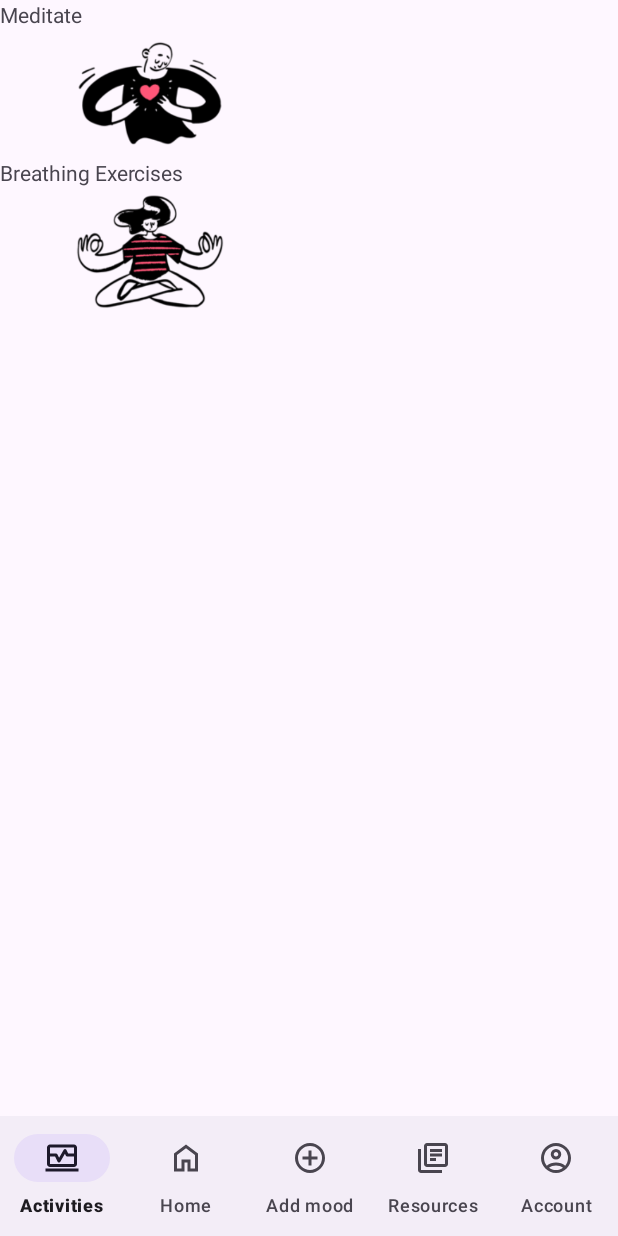
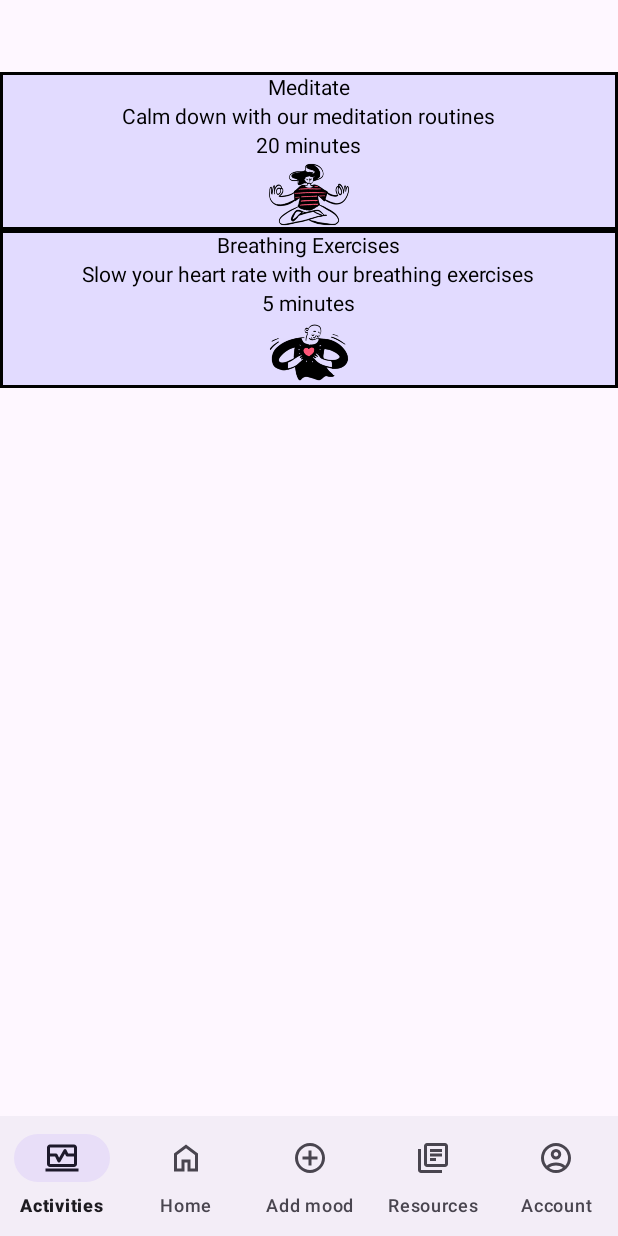
Before and after one commit to SQA-Group-1/feel_good_inc, an Android app: the fragment ActivityFragment placed in its activity, after a tap on "Meditate", on a phone screen of 412 x 824 dp. Run offline under Robolectric (Android 15) with nearby library versions, the phone set to English and light mode, and no system bars; libraries missing offline, so code that uses them is left out: com.github.sundeepk.compactcalendarview.

Commit message:
add details to recycler view and format

```diff
--- a/app/build.gradle.kts
+++ b/app/build.gradle.kts
@@ -8,7 +8,7 @@ android {
 
     defaultConfig {
         applicationId = "com.example.feelgoodinc"
-        minSdk = 34
+        minSdk = 33
         targetSdk = 34
         versionCode = 1
         versionName = "1.0"
--- a/app/src/main/java/com/example/feelgoodinc/activityRecyclerView/ActivityData.java
+++ b/app/src/main/java/com/example/feelgoodinc/activityRecyclerView/ActivityData.java
@@ -2,10 +2,15 @@ package com.example.feelgoodinc.activityRecyclerView;
 
 public class ActivityData {
     public String activityTitle;
+    public String description;
+    public int estimatedTime;
     public int imagePath;
 
-    public ActivityData(String title, int imageID){
+
+    public ActivityData(String title,String description,int estimatedTime, int imageID){
         this.activityTitle = title;
+        this.description = description;
+        this.estimatedTime = estimatedTime;
         this.imagePath = imageID;
     }
 }
--- a/app/src/main/java/com/example/feelgoodinc/activityRecyclerView/ActivityViewHolder.java
+++ b/app/src/main/java/com/example/feelgoodinc/activityRecyclerView/ActivityViewHolder.java
@@ -11,11 +11,15 @@ import com.example.feelgoodinc.R;
 
 public class ActivityViewHolder extends RecyclerView.ViewHolder {
     public TextView activityName;
+    public TextView description;
+    public TextView estimatedTime;
     public ImageView activityPicture;
     public View view;
     public ActivityViewHolder(@NonNull View itemView) {
         super(itemView);
         activityName = (TextView) itemView.findViewById(R.id.activityTitle);
+        description = itemView.findViewById(R.id.description);
+        estimatedTime = itemView.findViewById(R.id.timeLeft);
         activityPicture = (ImageView) itemView.findViewById(R.id.activityPicture);
         view = itemView;
     }
--- a/app/src/main/java/com/example/feelgoodinc/adapters/ActivityGalleryAdapter.java
+++ b/app/src/main/java/com/example/feelgoodinc/adapters/ActivityGalleryAdapter.java
@@ -40,6 +40,9 @@ public class ActivityGalleryAdapter extends RecyclerView.Adapter<ActivityViewHol
     public void onBindViewHolder(final ActivityViewHolder viewHolder, final int position){
         final int index = viewHolder.getAdapterPosition();
         viewHolder.activityName.setText(list.get(position).activityTitle);
+        viewHolder.description.setText(list.get(position).description);
+        String estimatedTime = list.get(position).estimatedTime + " minutes";
+        viewHolder.estimatedTime.setText(estimatedTime);
         Drawable drawable = ResourcesCompat.getDrawable(viewHolder.view.getResources(), list.get(position).imagePath, null);
         viewHolder.activityPicture.setImageDrawable(drawable);
         viewHolder.view.setOnClickListener(v -> listener.click(index));
--- a/app/src/main/java/com/example/feelgoodinc/fragments/ActivityFragment.java
+++ b/app/src/main/java/com/example/feelgoodinc/fragments/ActivityFragment.java
@@ -1,18 +1,14 @@
 package com.example.feelgoodinc.fragments;
 
-import android.annotation.SuppressLint;
-import android.content.res.Resources;
-import android.graphics.drawable.Drawable;
 import android.os.Bundle;
+import android.util.Log;
+import android.view.LayoutInflater;
+import android.view.View;
+import android.view.ViewGroup;
 
 import androidx.fragment.app.Fragment;
 import androidx.recyclerview.widget.LinearLayoutManager;
 import androidx.recyclerview.widget.RecyclerView;
-
-import android.view.LayoutInflater;
-import android.view.View;
-import android.view.ViewGroup;
-import android.widget.Toolbar;
 
 import com.example.feelgoodinc.R;
 import com.example.feelgoodinc.activityRecyclerView.ActivityData;
@@ -21,7 +17,6 @@ import com.example.feelgoodinc.adapters.ActivityGalleryAdapter;
 
 import java.util.ArrayList;
 import java.util.List;
-import java.util.Objects;
 
 
 public class ActivityFragment extends Fragment {
@@ -37,6 +32,14 @@ public class ActivityFragment extends Fragment {
     public void onViewCreated(View view, Bundle savedInstanceState){
         super.onViewCreated(view, savedInstanceState);
         List<ActivityData> activityList = populateList();
+        listener = new ClickListener(){
+            //Choose what you do with each item
+            @Override
+            public void click(int index){
+                ActivityData data = activityList.get(index);
+                Log.d("SQA", data.description);
+            }
+        };
         adapter = new ActivityGalleryAdapter(activityList, requireActivity().getApplication(), listener);
         RecyclerView recyclerView = view.findViewById(R.id.recyclerView);
         recyclerView.setAdapter(adapter);
@@ -45,8 +48,8 @@ public class ActivityFragment extends Fragment {
 
     public List<ActivityData> populateList(){
         List<ActivityData> list = new ArrayList<>();
-        ActivityData meditateActivity = new ActivityData("Meditate", R.drawable.loving);
-        ActivityData breathingActivity = new ActivityData("Breathing Exercises", R.drawable.meditating);
+        ActivityData meditateActivity = new ActivityData("Meditate", "Calm down with our meditation routines", 20, R.drawable.meditating);
+        ActivityData breathingActivity = new ActivityData("Breathing Exercises", "Slow your heart rate with our breathing exercises",5, R.drawable.loving);
         list.add(meditateActivity);
         list.add(breathingActivity);
         return list;
--- /dev/null
+++ b/app/src/main/res/drawable/activity_card_design.xml
@@ -0,0 +1,8 @@
+<?xml version="1.0" encoding="utf-8"?>
+<shape xmlns:android="http://schemas.android.com/apk/res/android"
+    android:shape="rectangle">
+    <solid android:color="#B7D9D2FF" />
+<stroke
+    android:width="2dp"
+    android:color="@android:color/black"/>
+</shape>
--- a/app/src/main/res/layout/activity_card.xml
+++ b/app/src/main/res/layout/activity_card.xml
@@ -3,17 +3,36 @@
     xmlns:android="http://schemas.android.com/apk/res/android"
     xmlns:app="http://schemas.android.com/apk/res-auto"
     android:layout_width="match_parent"
-    android:layout_height="105dp">
+    android:layout_height="105dp"
+    android:background="@drawable/activity_card_design">
 
     <TextView
         android:id="@+id/activityTitle"
         android:layout_width="wrap_content"
-        android:layout_height="wrap_content"/>
+        android:layout_height="wrap_content"
+        android:layout_centerHorizontal="true"
+        android:textColor="@color/black"/>
+    <TextView
+        android:id="@+id/description"
+        android:layout_width="wrap_content"
+        android:layout_height="wrap_content"
+        android:layout_below="@id/activityTitle"
+        android:layout_centerHorizontal="true"
+        android:textColor="@color/black"/>
+    <TextView
+        android:id="@+id/timeLeft"
+        android:layout_width="wrap_content"
+        android:layout_height="wrap_content"
+        android:layout_below="@id/description"
+        android:layout_centerHorizontal="true"
+        android:textColor="@color/black"/>
     <ImageView
         android:id="@+id/activityPicture"
         android:layout_width="wrap_content"
         android:layout_height="wrap_content"
-        android:layout_below="@id/activityTitle"/>
+        android:layout_below="@id/timeLeft"
+        android:contentDescription="@string/activity_image"
+        android:layout_centerHorizontal="true"/>
 
 
 
--- a/app/src/main/res/layout/fragment_activity.xml
+++ b/app/src/main/res/layout/fragment_activity.xml
@@ -8,6 +8,7 @@
     <androidx.recyclerview.widget.RecyclerView
         android:id="@+id/recyclerView"
         android:layout_width="match_parent"
-        android:layout_height="wrap_content" />
+        android:layout_height="wrap_content"
+        android:layout_marginTop="48dp"/>
 
 </FrameLayout>
--- a/app/src/main/res/values/strings.xml
+++ b/app/src/main/res/values/strings.xml
@@ -37,5 +37,6 @@
     <string name="enter_new_password_tag">Enter New Password:</string>
     <string name="enter_password">Enter password</string>
     <string name="submit">Submit</string>
+    <string name="activity_image">Activity Image</string>
 
 </resources>
```
Also changed, not shown: app/src/main/res/drawable/loving.png, app/src/main/res/drawable/meditating.png.
